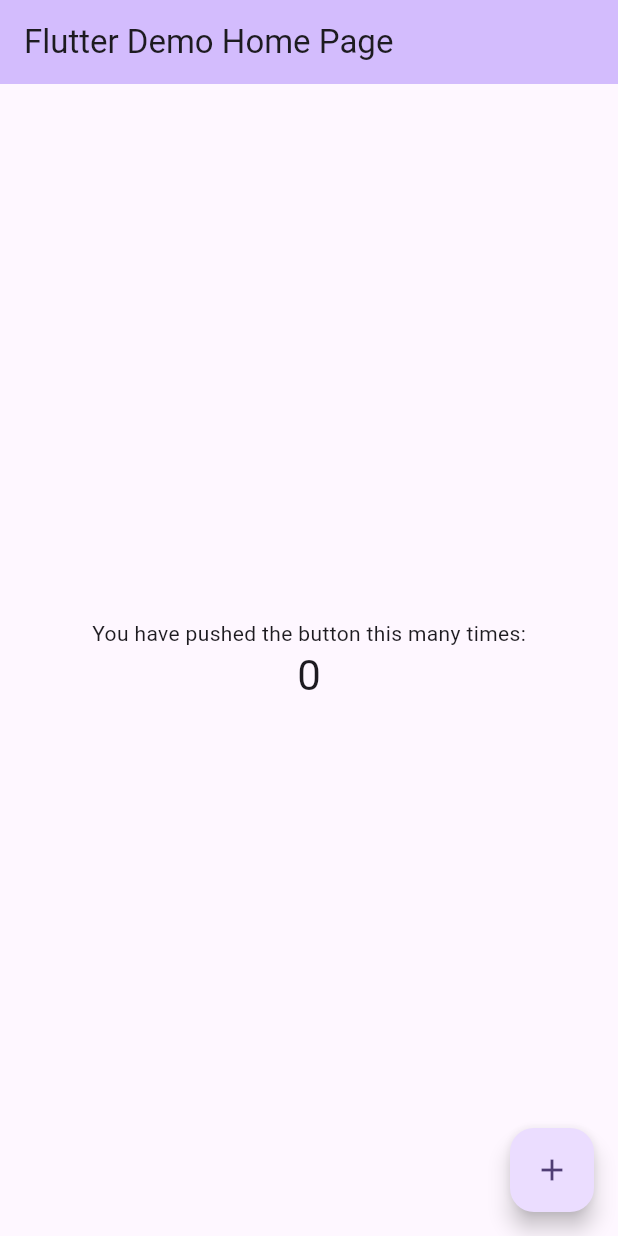
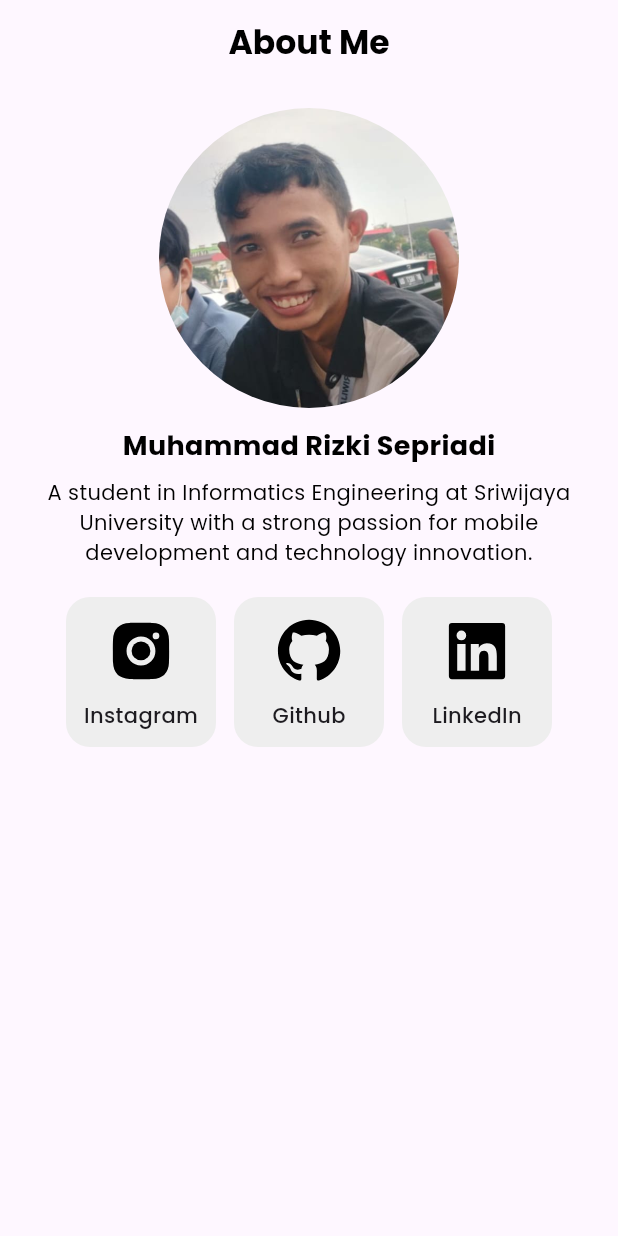
Before and after one commit to FarhanAbelRantisi/MD-Division-Learning, a Flutter app: the screen it shows after launch, on a phone screen of 412 x 824 dp. Run offline on Flutter 3.47's test engine with Material 3 defaults, Android fonts, the phone set to English and light mode, and no system bars; our stand-ins replace flutter_svg.

Commit message:
feat: build profile screen (#24)
* Adding mrizkisepriadi folder

* feat: add CLI calculator and Flutter app templates

* feat: build profile screen

```diff
--- a/mrizkisepriadi/app/lib/main.dart
+++ b/mrizkisepriadi/app/lib/main.dart
@@ -1,3 +1,4 @@
+import 'package:app/pages/home.dart';
 import 'package:flutter/material.dart';
 
 void main() {
@@ -11,115 +12,9 @@
   @override
   Widget build(BuildContext context) {
     return MaterialApp(
-      title: 'Flutter Demo',
-      theme: ThemeData(
-        // This is the theme of your application.
-        //
-        // TRY THIS: Try running your application with "flutter run". You'll see
-        // the application has a purple toolbar. Then, without quitting the app,
-        // try changing the seedColor in the colorScheme below to Colors.green
-        // and then invoke "hot reload" (save your changes or press the "hot
-        // reload" button in a Flutter-supported IDE, or press "r" if you used
-        // the command line to start the app).
-        //
-        // Notice that the counter didn't reset back to zero; the application
-        // state is not lost during the reload. To reset the state, use hot
-        // restart instead.
-        //
-        // This works for code too, not just values: Most code changes can be
-        // tested with just a hot reload.
-        colorScheme: ColorScheme.fromSeed(seedColor: Colors.deepPurple),
-        useMaterial3: true,
-      ),
-      home: const MyHomePage(title: 'Flutter Demo Home Page'),
+      debugShowCheckedModeBanner: false,
+      theme: ThemeData(fontFamily: 'Poppins'),
+      home: Home(),
     );
   }
 }
-
-class MyHomePage extends StatefulWidget {
-  const MyHomePage({super.key, required this.title});
-
-  // This widget is the home page of your application. It is stateful, meaning
-  // that it has a State object (defined below) that contains fields that affect
-  // how it looks.
-
-  // This class is the configuration for the state. It holds the values (in this
-  // case the title) provided by the parent (in this case the App widget) and
-  // used by the build method of the State. Fields in a Widget subclass are
-  // always marked "final".
-
-  final String title;
-
-  @override
-  State<MyHomePage> createState() => _MyHomePageState();
-}
-
-class _MyHomePageState extends State<MyHomePage> {
-  int _counter = 0;
-
-  void _incrementCounter() {
-    setState(() {
-      // This call to setState tells the Flutter framework that something has
-      // changed in this State, which causes it to rerun the build method below
-      // so that the display can reflect the updated values. If we changed
-      // _counter without calling setState(), then the build method would not be
-      // called again, and so nothing would appear to happen.
-      _counter++;
-    });
-  }
-
-  @override
-  Widget build(BuildContext context) {
-    // This method is rerun every time setState is called, for instance as done
-    // by the _incrementCounter method above.
-    //
-    // The Flutter framework has been optimized to make rerunning build methods
-    // fast, so that you can just rebuild anything that needs updating rather
-    // than having to individually change instances of widgets.
-    return Scaffold(
-      appBar: AppBar(
-        // TRY THIS: Try changing the color here to a specific color (to
-        // Colors.amber, perhaps?) and trigger a hot reload to see the AppBar
-        // change color while the other colors stay the same.
-        backgroundColor: Theme.of(context).colorScheme.inversePrimary,
-        // Here we take the value from the MyHomePage object that was created by
-        // the App.build method, and use it to set our appbar title.
-        title: Text(widget.title),
-      ),
-      body: Center(
-        // Center is a layout widget. It takes a single child and positions it
-        // in the middle of the parent.
-        child: Column(
-          // Column is also a layout widget. It takes a list of children and
-          // arranges them vertically. By default, it sizes itself to fit its
-          // children horizontally, and tries to be as tall as its parent.
-          //
-          // Column has various properties to control how it sizes itself and
-          // how it positions its children. Here we use mainAxisAlignment to
-          // center the children vertically; the main axis here is the vertical
-          // axis because Columns are vertical (the cross axis would be
-          // horizontal).
-          //
-          // TRY THIS: Invoke "debug painting" (choose the "Toggle Debug Paint"
-          // action in the IDE, or press "p" in the console), to see the
-          // wireframe for each widget.
-          mainAxisAlignment: MainAxisAlignment.center,
-          children: <Widget>[
-            const Text(
-              'You have pushed the button this many times:',
-            ),
-            Text(
-              '$_counter',
-              style: Theme.of(context).textTheme.headlineMedium,
-            ),
-          ],
-        ),
-      ),
-      floatingActionButton: FloatingActionButton(
-        onPressed: _incrementCounter,
-        tooltip: 'Increment',
-        child: const Icon(Icons.add),
-      ), // This trailing comma makes auto-formatting nicer for build methods.
-    );
-  }
-}
--- /dev/null
+++ b/mrizkisepriadi/app/lib/models/sosmed_model.dart
@@ -0,0 +1,27 @@
+class SosmedModel {
+  String sosmed;
+  String linkPath;
+  String iconPath;
+
+  SosmedModel(
+      {required this.sosmed, required this.linkPath, required this.iconPath});
+
+  static List<SosmedModel> getSosmeds() {
+    List<SosmedModel> sosmeds = [];
+
+    sosmeds.add(SosmedModel(
+        sosmed: 'Instagram',
+        linkPath: 'https://www.instagram.com/rizki.sepriadi',
+        iconPath: 'assets/icons/instagram.svg'));
+    sosmeds.add(SosmedModel(
+        sosmed: 'Github',
+        linkPath: 'https://github.com/rizkisepriadi',
+        iconPath: 'assets/icons/github.svg'));
+    sosmeds.add(SosmedModel(
+        sosmed: 'LinkedIn',
+        linkPath: 'https://linkedin.com/in/rizkisepriadi',
+        iconPath: 'assets/icons/linkedin.svg'));
+
+    return sosmeds;
+  }
+}
--- /dev/null
+++ b/mrizkisepriadi/app/lib/pages/home.dart
@@ -0,0 +1,117 @@
+import 'package:flutter/material.dart';
+import 'package:flutter_svg/flutter_svg.dart';
+import 'package:app/models/sosmed_model.dart';
+import 'package:url_launcher/url_launcher.dart';
+
+class Home extends StatelessWidget {
+  Home({super.key});
+
+  List<SosmedModel> sosmeds = SosmedModel.getSosmeds();
+
+  @override
+  Widget build(BuildContext context) {
+    return Scaffold(
+      appBar: appBar(),
+      body: bodySection(),
+    );
+  }
+
+  Container bodySection() {
+    return Container(
+      alignment: Alignment.center,
+      padding: EdgeInsets.symmetric(horizontal: 16),
+      child: Column(
+        children: [
+          SizedBox(height: 16),
+          ClipOval(
+            child: Image.asset(
+              'assets/photos/myphoto.jpeg',
+              height: 200,
+              width: 200,
+              fit: BoxFit.cover,
+            ),
+          ),
+          SizedBox(height: 12),
+          Text(
+            'Muhammad Rizki Sepriadi',
+            style: TextStyle(
+              color: Colors.black,
+              fontSize: 18,
+              fontWeight: FontWeight.bold,
+            ),
+          ),
+          SizedBox(height: 8),
+          Text(
+            'A student in Informatics Engineering at Sriwijaya University with a strong passion for mobile development and technology innovation.',
+            style: TextStyle(color: Colors.black, fontSize: 14),
+            textAlign: TextAlign.center,
+          ),
+          SizedBox(height: 20),
+          SizedBox(
+            height: 100,
+            child: Center(
+              child: ListView.separated(
+                scrollDirection: Axis.horizontal,
+                shrinkWrap: true,
+                itemCount: sosmeds.length,
+                separatorBuilder: (context, index) => SizedBox(width: 12),
+                itemBuilder: (context, index) {
+                  return GestureDetector(
+                    onTap: () async {
+                      final Uri url = Uri.parse(sosmeds[index].linkPath);
+                      if (await canLaunchUrl(url)) {
+                        await launchUrl(url,
+                            mode: LaunchMode.externalApplication);
+                      } else {
+                        ScaffoldMessenger.of(context).showSnackBar(
+                          SnackBar(
+                              content: Text(
+                                  'Tidak bisa membuka ${sosmeds[index].sosmed}')),
+                        );
+                      }
+                    },
+                    child: Container(
+                      width: 100,
+                      height: 100,
+                      decoration: BoxDecoration(
+                        borderRadius: BorderRadius.circular(16),
+                        color: Colors.grey.shade200,
+                      ),
+                      child: Column(
+                        mainAxisAlignment: MainAxisAlignment.center,
+                        children: [
+                          SvgPicture.asset(
+                            sosmeds[index].iconPath,
+                            height: 50,
+                            width: 50,
+                          ),
+                          SizedBox(height: 8),
+                          Text(
+                            sosmeds[index].sosmed,
+                            style: TextStyle(
+                                fontSize: 14, fontWeight: FontWeight.w500),
+                          ),
+                        ],
+                      ),
+                    ),
+                  );
+                },
+              ),
+            ),
+          )
+        ],
+      ),
+    );
+  }
+
+  AppBar appBar() {
+    return AppBar(
+      title: Text(
+        'About Me',
+        style: TextStyle(
+            color: Colors.black, fontSize: 22, fontWeight: FontWeight.bold),
+      ),
+      centerTitle: true,
+    );
+  }
+}
```
Also changed, not shown: mrizkisepriadi/app/pubspec.yaml (+16 -14 lines), mrizkisepriadi/app/assets/icons/github.svg (added), mrizkisepriadi/app/assets/icons/instagram.svg (added), mrizkisepriadi/app/assets/icons/linkedin.svg (added), mrizkisepriadi/app/assets/photos/myphoto.jpeg (added), mrizkisepriadi/app/fonts/Poppins-Bold.ttf (added), mrizkisepriadi/app/fonts/Poppins-Medium.ttf (added), mrizkisepriadi/app/fonts/Poppins-Regular.ttf (added), mrizkisepriadi/app/fonts/Poppins-SemiBold.ttf (added), mrizkisepriadi/app/pubspec.lock, 7 other files.
